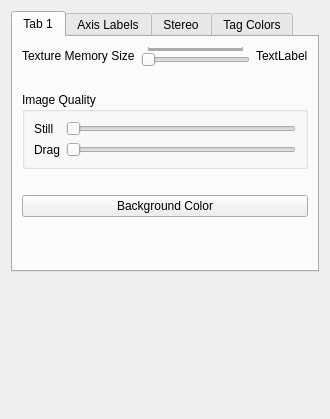
Old version of the form drishti/preferenceswidget.ui in the repository nci/drishti.
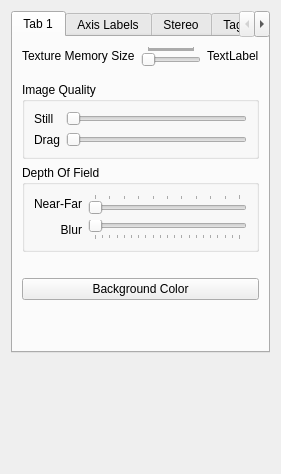
New version of the form.

Patch:
```diff
--- a/drishti/preferenceswidget.ui
+++ b/drishti/preferenceswidget.ui
@@ -6,8 +6,8 @@
    <rect>
     <x>0</x>
     <y>0</y>
-    <width>330</width>
-    <height>419</height>
+    <width>281</width>
+    <height>474</height>
    </rect>
   </property>
   <property name="sizePolicy">
@@ -99,7 +99,7 @@
          <property name="sizeHint" stdset="0">
           <size>
            <width>20</width>
-           <height>20</height>
+           <height>10</height>
           </size>
          </property>
         </spacer>
@@ -166,6 +166,64 @@
          </layout>
         </widget>
        </item>
+       <item>
+        <widget class="QGroupBox" name="groupBox_3">
+         <property name="title">
+          <string>Depth Of Field</string>
+         </property>
+         <layout class="QGridLayout" name="gridLayout">
+          <item row="0" column="0">
+           <widget class="QLabel" name="label_13">
+            <property name="text">
+             <string>Near-Far</string>
+            </property>
+            <property name="alignment">
+             <set>Qt::AlignRight|Qt::AlignTrailing|Qt::AlignVCenter</set>
+            </property>
+           </widget>
+          </item>
+          <item row="1" column="1">
+           <widget class="QSlider" name="m_dofBlur">
+            <property name="maximum">
+             <number>20</number>
+            </property>
+            <property name="pageStep">
+             <number>1</number>
+            </property>
+            <property name="orientation">
+             <enum>Qt::Horizontal</enum>
+            </property>
+            <property name="tickPosition">
+             <enum>QSlider::TicksBelow</enum>
+            </property>
+           </widget>
+          </item>
+          <item row="1" column="0">
+           <widget class="QLabel" name="label_14">
+            <property name="text">
+             <string>Blur</string>
+            </property>
+            <property name="alignment">
+             <set>Qt::AlignRight|Qt::AlignTrailing|Qt::AlignVCenter</set>
+            </property>
+           </widget>
+          </item>
+          <item row="0" column="1">
+           <widget class="QSlider" name="m_dofNearFar">
+            <property name="maximum">
+             <number>100</number>
+            </property>
+            <property name="orientation">
+             <enum>Qt::Horizontal</enum>
+            </property>
+            <property name="tickPosition">
+             <enum>QSlider::TicksAbove</enum>
+            </property>
+           </widget>
+          </item>
+         </layout>
+        </widget>
+       </item>
        <item>
         <spacer>
          <property name="orientation">
```
